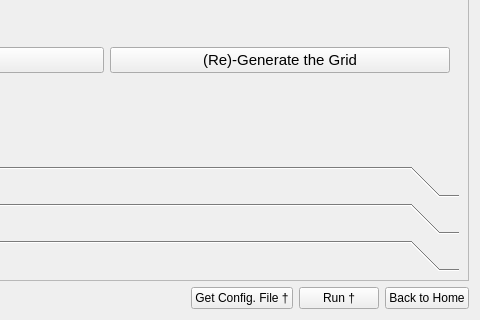
This is PhzQtUI/auxdir/PhzQtUI/FormAnalysis.ui in astrorama/Phosphoros as Qt 5 draws it before an edit; both pictures show x 611 to 1091 and y 563 to 883 of the 1091 by 883 pixel window. The edited form follows.
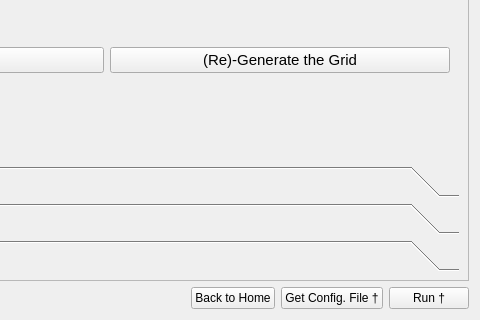
This is the edited form. The open tabs and pages were chosen to show the change.

Patch:
```diff
--- a/PhzQtUI/auxdir/PhzQtUI/FormAnalysis.ui
+++ b/PhzQtUI/auxdir/PhzQtUI/FormAnalysis.ui
@@ -820,6 +820,13 @@
        </property>
       </spacer>
      </item>
+     <item>
+      <widget class="QPushButton" name="btn_backHome">
+       <property name="text">
+        <string>Back to Home</string>
+       </property>
+      </widget>
+     </item>
      <item>
       <layout class="QVBoxLayout" name="verticalLayout_24">
        <item>
@@ -842,13 +849,6 @@
        </item>
       </layout>
      </item>
-     <item>
-      <widget class="QPushButton" name="btn_backHome">
-       <property name="text">
-        <string>Back to Home</string>
-       </property>
-      </widget>
-     </item>
     </layout>
    </item>
   </layout>
```
Left out of the diff: 14 changed lines with no effect on the pictures.
